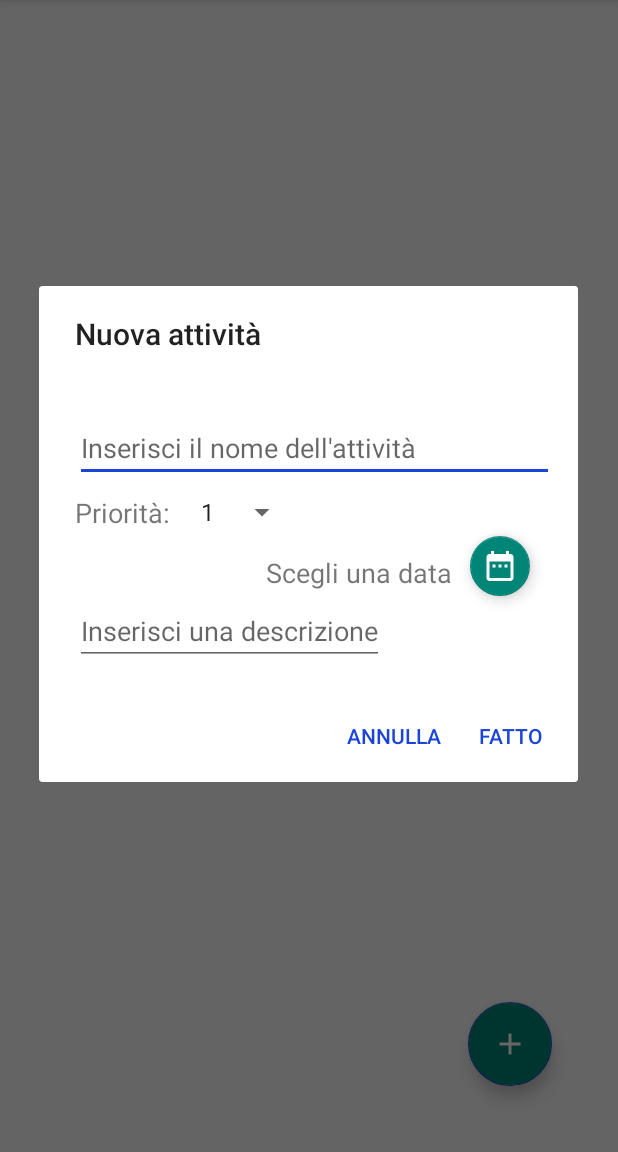
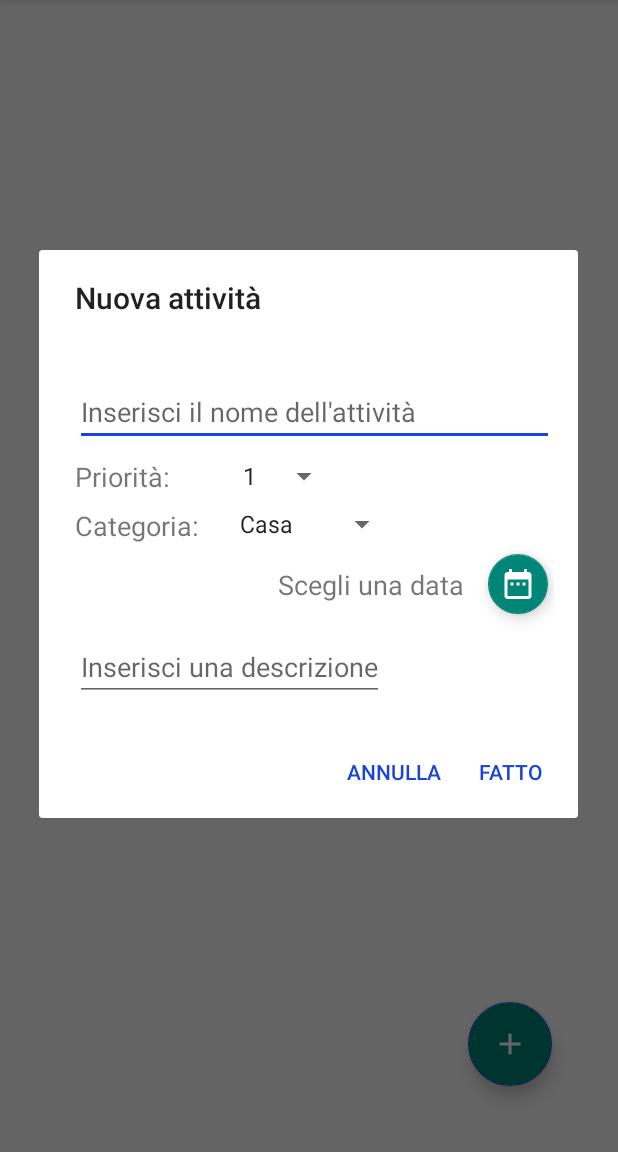
Before and after one commit to Zacomo/Istentu, an Android app: the screen it shows after launch (MainActivity), after a tap on an icon or button, on a phone screen of 412 x 824 dp, the part 84-1236 px from its top. Run offline under Robolectric (Android 15) with nearby library versions, the phone set to English and light mode, and no system bars.

Commit message:
Implementazione Classi per un Task

```diff
--- a/app/src/main/java/com/zacomo/istentu/AddDialog.java
+++ b/app/src/main/java/com/zacomo/istentu/AddDialog.java
@@ -8,6 +8,7 @@ import android.content.DialogInterface;
 import android.os.Bundle;
 import android.view.LayoutInflater;
 import android.view.View;
+import android.widget.ArrayAdapter;
 import android.widget.DatePicker;
 import android.widget.EditText;
 import android.widget.Spinner;
@@ -19,12 +20,13 @@ import androidx.appcompat.app.AppCompatDialogFragment;
 
 import com.google.android.material.floatingactionbutton.FloatingActionButton;
 
+import java.util.ArrayList;
 import java.util.Calendar;
 
 public class AddDialog extends AppCompatDialogFragment implements DatePickerDialog.OnDateSetListener {
 
     private EditText editTextInsertTaskName;
-    private Spinner spinnerInsertPriority;
+    private Spinner spinnerInsertPriority, spinnerInsertClass;
     private EditText editTextInsertTaskDescription;
     private TextView textViewDate;
 
@@ -57,7 +59,7 @@ public class AddDialog extends AppCompatDialogFragment implements DatePickerDial
                                 editTextInsertTaskName.getText().toString(),
                                 editTextInsertTaskDescription.getText().toString(),
                                 spinnerInsertPriority.getSelectedItemPosition() + 1,
-                                taskDue);
+                                taskDue, spinnerInsertClass.getSelectedItem().toString());
                     }
                 });
 
@@ -65,10 +67,21 @@ public class AddDialog extends AppCompatDialogFragment implements DatePickerDial
 
         editTextInsertTaskName = view.findViewById(R.id.insertTaskName);
         spinnerInsertPriority = view.findViewById(R.id.insertTaskPriority);
+        spinnerInsertClass = view.findViewById(R.id.insertTaskClass);
         editTextInsertTaskDescription = view.findViewById(R.id.insertTaskDescription);
         textViewDate = view.findViewById(R.id.textViewDate);
 
         taskDue = Calendar.getInstance();
+
+        ArrayList<String> spinnerClasses = new ArrayList<>();
+        spinnerClasses.add("Casa");
+        spinnerClasses.add("Lavoro");
+        spinnerClasses.add("Studio");
+
+        ArrayAdapter<String> adapter = new ArrayAdapter<String>(getContext(), android.R.layout.simple_spinner_item, spinnerClasses);
+        adapter.setDropDownViewResource(android.R.layout.simple_spinner_dropdown_item);
+
+        spinnerInsertClass.setAdapter(adapter);
 
         fabDatePicker.setOnClickListener(new View.OnClickListener() {
             @Override
@@ -92,7 +105,7 @@ public class AddDialog extends AppCompatDialogFragment implements DatePickerDial
     }
 
     public interface AddDialogListener{
-        void insertData(String taskName, String taskDescription, int taskPriority, Calendar taskDue);
+        void insertData(String taskName, String taskDescription, int taskPriority, Calendar taskDue, String taskClass);
     }
 
     private void showDatePickerDialog(){
--- a/app/src/main/res/layout/layout_add_btn_dialog.xml
+++ b/app/src/main/res/layout/layout_add_btn_dialog.xml
@@ -38,17 +38,37 @@
         android:id="@+id/insertTaskPriority"
         android:layout_width="wrap_content"
         android:layout_height="wrap_content"
+        android:layout_marginStart="36dp"
+        android:layout_marginTop="8dp"
+        android:entries="@array/priority_values"
+        app:layout_constraintStart_toEndOf="@+id/textView"
+        app:layout_constraintTop_toBottomOf="@+id/insertTaskName" />
+
+    <TextView
+        android:layout_width="wrap_content"
+        android:layout_height="wrap_content"
         android:layout_marginStart="8dp"
         android:layout_marginTop="8dp"
-        app:layout_constraintStart_toEndOf="@+id/textView"
-        app:layout_constraintTop_toBottomOf="@+id/insertTaskName"
-        android:entries="@array/priority_values"/>
+        android:text="Categoria: "
+        android:textSize="18sp"
+        app:layout_constraintStart_toStartOf="parent"
+        app:layout_constraintTop_toBottomOf="@+id/textView" />
+
+    <Spinner
+        android:id="@+id/insertTaskClass"
+        android:layout_width="wrap_content"
+        android:layout_height="wrap_content"
+        android:layout_marginStart="110dp"
+        android:layout_marginTop="8dp"
+        app:layout_constraintStart_toStartOf="parent"
+        app:layout_constraintTop_toBottomOf="@+id/insertTaskPriority" />
+
     <TextView
         android:id="@+id/textViewDate"
         android:layout_width="wrap_content"
         android:layout_height="wrap_content"
-        android:layout_marginTop="48dp"
-        android:layout_marginEnd="12dp"
+        android:layout_marginTop="80dp"
+        android:layout_marginEnd="16dp"
         android:text="Scegli una data"
         android:textSize="18sp"
         app:layout_constraintEnd_toStartOf="@+id/fabDatePicker"
@@ -58,8 +78,8 @@
         android:id="@+id/fabDatePicker"
         android:layout_width="wrap_content"
         android:layout_height="wrap_content"
-        android:layout_marginTop="36dp"
-        android:layout_marginEnd="16dp"
+        android:layout_marginTop="72dp"
+        android:layout_marginEnd="4dp"
         android:src="@drawable/ic_date_range_black_24dp"
         app:backgroundTint="@color/colorPrimary"
         app:fabSize="mini"
@@ -71,12 +91,11 @@
         android:layout_width="wrap_content"
         android:layout_height="wrap_content"
         android:layout_marginStart="8dp"
-        android:layout_marginTop="44dp"
+        android:layout_marginTop="92dp"
         android:hint="Inserisci una descrizione"
         android:inputType="textMultiLine"
         app:layout_constraintStart_toStartOf="parent"
         app:layout_constraintTop_toBottomOf="@+id/textView" />
 
 
-
 </androidx.constraintlayout.widget.ConstraintLayout>
```
Also changed, not shown: app/src/main/java/com/zacomo/istentu/MainActivity.java (+7 -9 lines), app/src/main/java/com/zacomo/istentu/RecyclerViewAdapter.java (+10 -2 lines), app/src/main/java/com/zacomo/istentu/Task.java (+12 -2 lines), app/src/main/res/layout/recycler_view_item.xml (+7 -1 lines).
